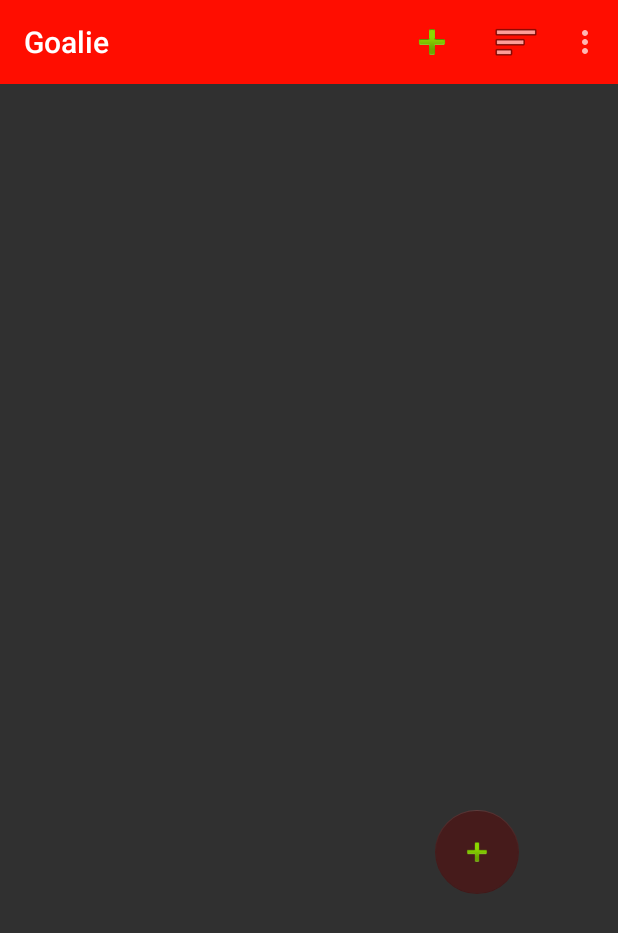
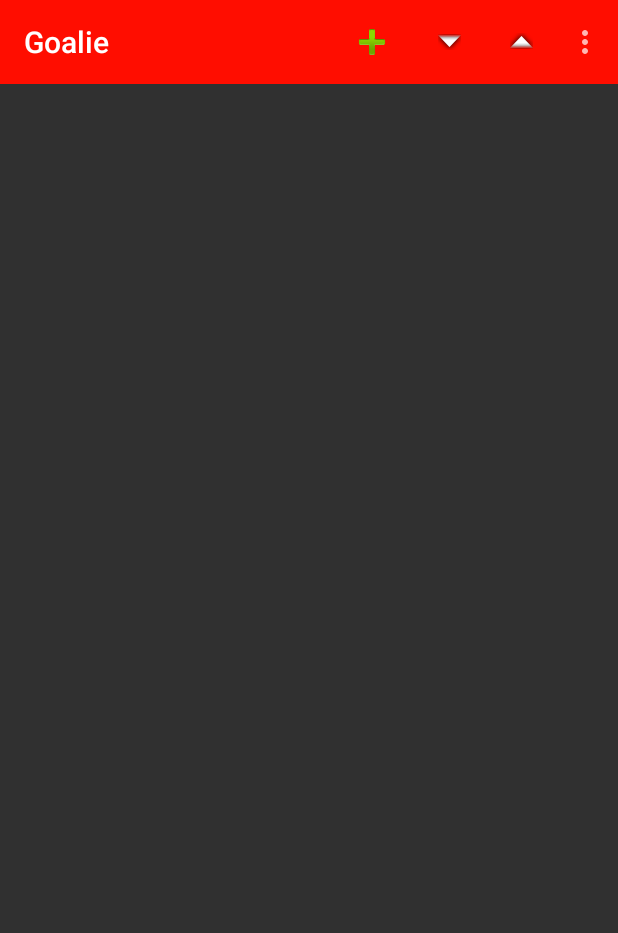
Before and after one commit to khuonghieu/Goalie, an Android app: the MainActivity screen opened directly, with no data from a screen before it, after a tap on "Sort Goals", on a phone screen of 412 x 824 dp. Shown: the top 933 px of the screen. Run offline under Robolectric (Android 15) with nearby library versions, the phone set to English and light mode, and no system bars.

Commit message:
Added sorting for goals.

```diff
--- a/app/src/main/java/edu/temple/goalie/Activities/MainActivity.java
+++ b/app/src/main/java/edu/temple/goalie/Activities/MainActivity.java
@@ -8,6 +8,7 @@
 import android.os.Bundle;
 import android.support.v7.widget.Toolbar;
 import android.view.Menu;
+import android.view.MenuItem;
 import android.view.View;
 import android.widget.AdapterView;
 import android.widget.Button;
@@ -58,7 +59,7 @@
             }
 
         });
-        Toolbar toolbar = (Toolbar) findViewById(R.id.mainToolBar);
+        Toolbar toolbar = findViewById(R.id.mainToolBar);
         setSupportActionBar(toolbar);
     }
 
@@ -68,4 +69,40 @@
         getMenuInflater().inflate(R.menu.menu_main, menu);
         return true;
     }
+
+    @Override
+    public boolean onOptionsItemSelected(MenuItem item) {
+        final String[] sortedColumn = {mDBHelper.ID, mDBHelper.TITLE, mDBHelper.CATEGORY, mDBHelper.DESCRIPTION,
+                mDBHelper.STARTDAY, mDBHelper.STARTMONTH, mDBHelper.STARTYEAR,
+                mDBHelper.ENDDAY, mDBHelper.ENDMONTH, mDBHelper.ENDYEAR};
+        String[] from = {mDBHelper.TITLE, mDBHelper.CATEGORY, mDBHelper.DESCRIPTION,
+                mDBHelper.STARTDAY, mDBHelper.STARTMONTH, mDBHelper.STARTYEAR,
+                mDBHelper.ENDDAY, mDBHelper.ENDMONTH, mDBHelper.ENDYEAR};
+        int[] to = {R.id.title, R.id.category, R.id.description, R.id.startDay, R.id.startMonth, R.id.startYear,
+                R.id.endDay, R.id.endMonth, R.id.endYear};
+
+        // Handle presses on the action bar items
+        switch (item.getItemId()) {
+            case R.id.addGoal:
+                Intent intent = new Intent(MainActivity.this, CreateGoal.class);
+                startActivity(intent);
+                return true;
+            case R.id.sortGoal:
+                String orderByASC = DBHelper.STARTYEAR + ", " + DBHelper.STARTMONTH + ", " + DBHelper.STARTDAY + " ASC";
+                Cursor cursorASC = db.query(mDBHelper.TABLE_NAME, sortedColumn, null, null, null, null,
+                        orderByASC);
+                SimpleCursorAdapter sortedAdapterASC = new SimpleCursorAdapter(this, R.layout.list_entry, cursorASC, from, to, 0);
+                list.setAdapter(sortedAdapterASC);
+                return true;
+            case R.id.reverseSortGoal:
+                String orderByDESC = DBHelper.STARTYEAR + ", " + DBHelper.STARTMONTH + ", " + DBHelper.STARTDAY + " DESC";
+                Cursor cursorDESC = db.query(mDBHelper.TABLE_NAME, sortedColumn, null, null, null, null,
+                        orderByDESC);
+                SimpleCursorAdapter sortedAdapterDESC = new SimpleCursorAdapter(this, R.layout.list_entry, cursorDESC, from, to, 0);
+                list.setAdapter(sortedAdapterDESC);
+                return true;
+            default:
+                return super.onOptionsItemSelected(item);
+        }
+    }
 }
--- a/app/src/main/java/edu/temple/goalie/Adapter/CategoryAdapter.java
+++ b/app/src/main/java/edu/temple/goalie/Adapter/CategoryAdapter.java
@@ -39,6 +39,8 @@
 
         TextView colorView = new TextView(this.context);
         colorView.setText(categoryList[position]);
+        colorView.setTextSize(20);
+        colorView.setTextColor(Color.BLACK);
         return colorView;
     }
 }
--- a/app/src/main/res/layout/activity_main.xml
+++ b/app/src/main/res/layout/activity_main.xml
@@ -39,20 +39,6 @@
             android:layout_marginBottom="0dp"
             android:visibility="visible" />
 
-        <android.support.design.widget.FloatingActionButton
-            android:id="@+id/createNoteButton"
-            android:layout_width="73dp"
-            android:layout_height="72dp"
-            android:layout_alignParentStart="true"
-            android:layout_alignParentTop="true"
-            android:layout_gravity="end|bottom"
-            android:layout_marginStart="274dp"
-            android:layout_marginTop="468dp"
-            android:src="@android:drawable/ic_input_add"
-            android:visibility="visible"
-            app:elevation="0dp"
-            app:fabSize="normal" />
-
 
     </RelativeLayout>
 </LinearLayout>
--- a/app/src/main/res/menu/menu_main.xml
+++ b/app/src/main/res/menu/menu_main.xml
@@ -2,21 +2,27 @@
     xmlns:app="http://schemas.android.com/apk/res-auto"
     xmlns:tools="http://schemas.android.com/tools"
     tools:context="com.example.goalie.MainActivity">
+    <item
+        android:id="@+id/addGoal"
+        android:icon="@android:drawable/ic_input_add"
+        android:title="Add Goal"
+        android:visible="true"
+        app:showAsAction="always"></item>
     <item
         android:id="@+id/action_settings"
         android:orderInCategory="100"
         android:title="@string/action_settings"
         app:showAsAction="never" />
     <item
-        android:id="@+id/addGoal"
-        android:icon="@android:drawable/ic_input_add"
-        android:title="Add Goal"
-        android:visible="true"
-        app:showAsAction="ifRoom"></item>
-    <item
         android:id="@+id/sortGoal"
-        android:icon="@android:drawable/ic_menu_sort_by_size"
+        android:icon="@android:drawable/arrow_down_float"
         android:title="Sort Goals"
         android:visible="true"
-        app:showAsAction="ifRoom|withText"></item>
+        app:showAsAction="always"></item>
+    <item
+        android:id="@+id/reverseSortGoal"
+        android:icon="@android:drawable/arrow_up_float"
+        android:title="Reverse Sort"
+        app:showAsAction="always"></item>
+
 </menu>
```
Also changed, not shown: app/src/main/java/edu/temple/goalie/Adapter/GoalAdapter.java (deleted, +0 -28 lines).
